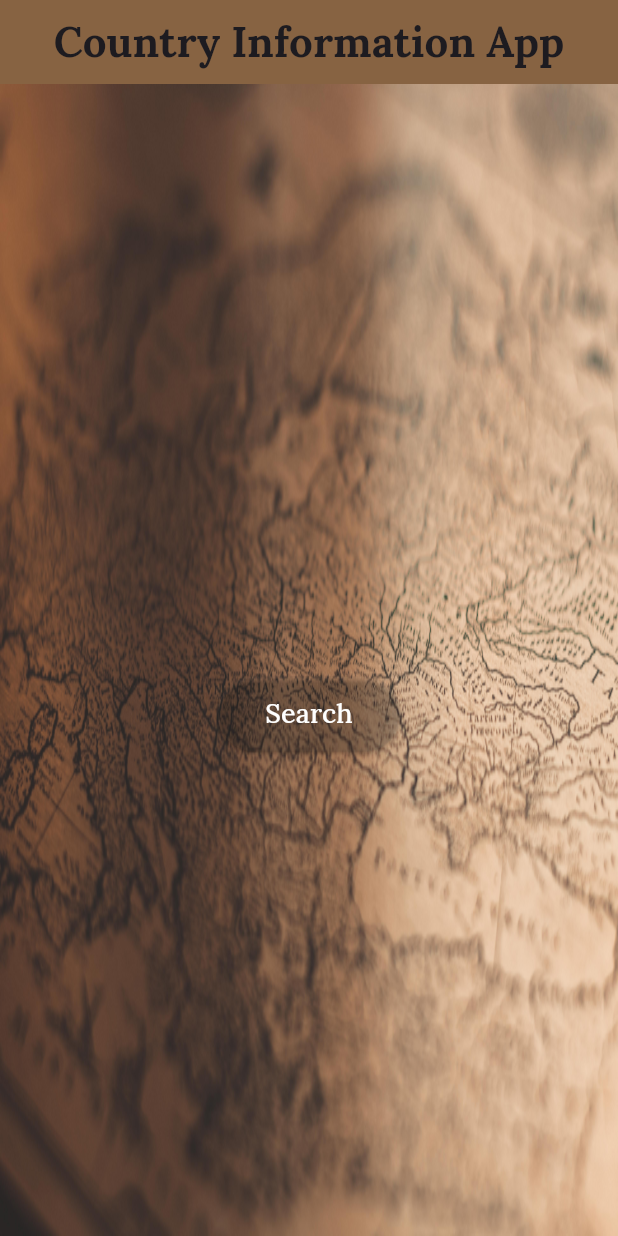
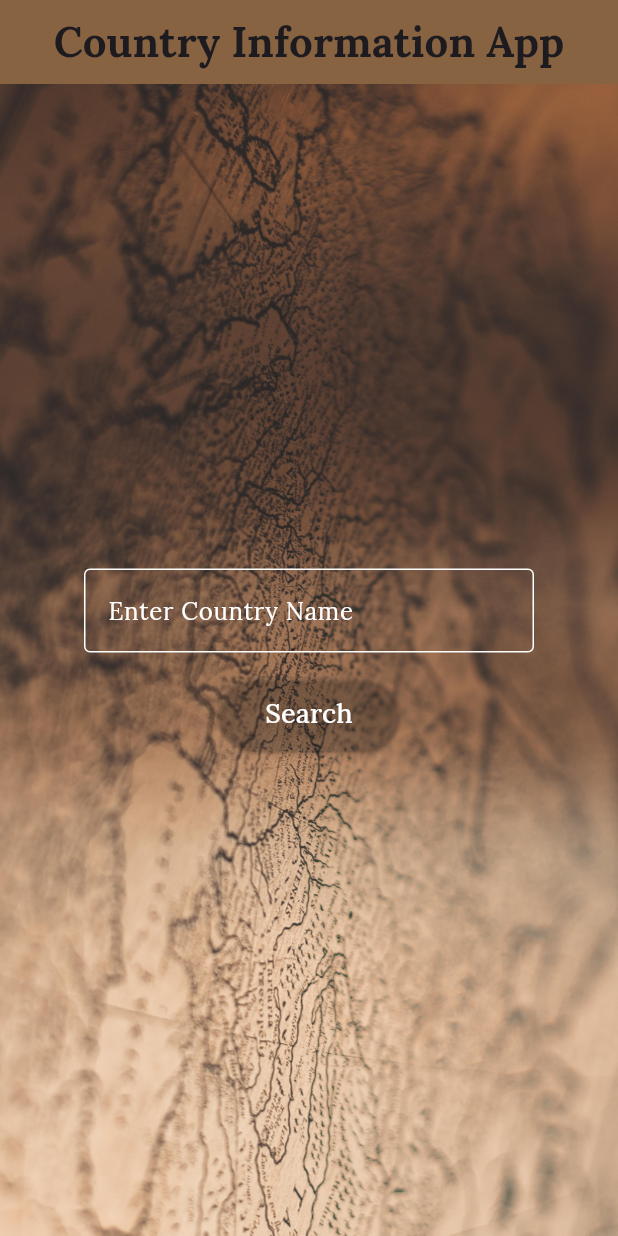
Before and after one commit to tejasharish1234/Flutter_Final_Project, a Flutter app: the screen it shows after launch, on a phone screen of 412 x 824 dp. Run offline on Flutter 3.47's test engine with Material 2 defaults, Android fonts, the phone set to English and light mode, and no system bars; our stand-ins replace google_fonts.

Commit message:
stupid_studio

```diff
--- a/Final_Project/lib/View/view.dart
+++ b/Final_Project/lib/View/view.dart
@@ -38,7 +38,9 @@ class _CountryScreenState extends State<CountryScreen> {
         padding: const EdgeInsets.all(16.0),
         decoration: const BoxDecoration(
             image: DecorationImage(
-                image: AssetImage('assets/images/bg_1.jpg'), fit: BoxFit.fill),
+              image: AssetImage('assets/images/bg_1.jpg'),
+              fit: BoxFit.fitHeight,
+            ),
             color: Colors.black),
         child: Column(
           mainAxisAlignment: MainAxisAlignment.center,
@@ -61,7 +63,7 @@ class _CountryScreenState extends State<CountryScreen> {
                   )
                 : Container(),
             Padding(
-                padding: const EdgeInsets.fromLTRB(400, 0, 400, 0),
+                padding: const EdgeInsets.fromLTRB(40, 0, 40, 0),
                 child: TextField(
                   controller: countrycontroller,
                   style: GoogleFonts.lora(color: Colors.white),
--- a/Final_Project/pubspec.yaml
+++ b/Final_Project/pubspec.yaml
@@ -61,6 +61,8 @@ flutter:
   assets:
     - assets/images/background.jpg
     - assets/images/bg_1.jpg
+    - assets/images/bg_2.avif
+    - assets/images/bg_3.avif
   # To add assets to your application, add an assets section, like this:
   # assets:
   #   - images/a_dot_burr.jpeg
```
Also changed, not shown: Final_Project/assets/images/bg_1.jpg, 2 other files.
